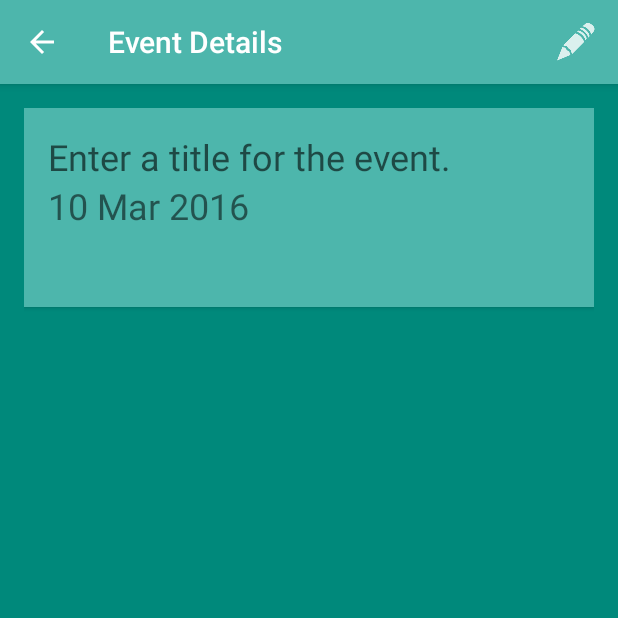
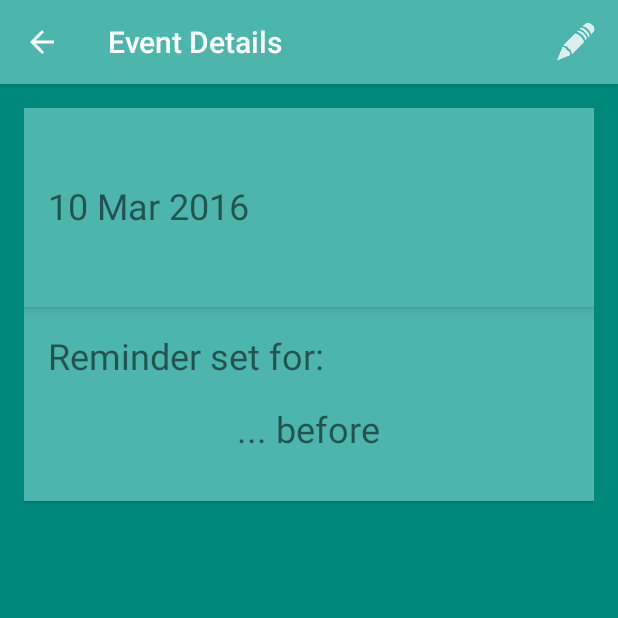
Before and after one commit to elinux88/spacetime, an Android app: the screen it shows after launch (EventActivity), after a tap on "New Event", on a phone screen of 412 x 824 dp, the top half of it. Run offline under Robolectric (Android 15) with nearby library versions, the phone set to English and light mode, and no system bars.

Commit message:
Added Reminder class

```diff
--- a/app/src/main/java/site/elioplasma/ecook/spacetimeeventreminder/Event.java
+++ b/app/src/main/java/site/elioplasma/ecook/spacetimeeventreminder/Event.java
@@ -12,6 +12,7 @@ public class Event {
     private String mTitle;
     private Date mDate;
     private String mDescription;
+    private Reminder mReminder;
 
     public Event() {
         mId = UUID.randomUUID();
@@ -45,4 +46,12 @@ public class Event {
     public void setDescription(String description) {
         mDescription = description;
     }
+
+    public Reminder getReminder() {
+        return mReminder;
+    }
+
+    public void setReminder(Reminder reminder) {
+        mReminder = reminder;
+    }
 }
--- a/app/src/main/java/site/elioplasma/ecook/spacetimeeventreminder/EventFragment.java
+++ b/app/src/main/java/site/elioplasma/ecook/spacetimeeventreminder/EventFragment.java
@@ -1,6 +1,5 @@
 package site.elioplasma.ecook.spacetimeeventreminder;
 
-import android.graphics.PorterDuff;
 import android.os.Bundle;
 import android.support.annotation.Nullable;
 import android.support.v4.app.Fragment;
@@ -13,7 +12,6 @@ import android.view.MenuInflater;
 import android.view.MenuItem;
 import android.view.View;
 import android.view.ViewGroup;
-import android.widget.EditText;
 import android.widget.TextView;
 
 import java.text.SimpleDateFormat;
@@ -27,9 +25,10 @@ public class EventFragment extends Fragment {
     private static final String ARG_EVENT_ID = "event_id";
 
     private Event mEvent;
-    private EditText mTitleField;
+    private TextView mTitleTextView;
     private TextView mDateTextView;
     private TextView mDescriptionTextView;
+    private TextView mReminderTextView;
 
     public static EventFragment newInstance(UUID eventId) {
         Bundle args = new Bundle();
@@ -55,9 +54,10 @@ public class EventFragment extends Fragment {
     public View onCreateView(LayoutInflater inflater, ViewGroup container, Bundle savedInstanceState) {
         View v = inflater.inflate(R.layout.fragment_event, container, false);
 
-        mTitleField = (EditText)v.findViewById(R.id.event_title);
-        mTitleField.setText(mEvent.getTitle());
-        mTitleField.addTextChangedListener(new TextWatcher() {
+        mTitleTextView = (TextView)v.findViewById(R.id.event_detail_title);
+        mTitleTextView.setText(mEvent.getTitle());
+        /*
+        mTitleTextView.addTextChangedListener(new TextWatcher() {
             @Override
             public void beforeTextChanged(CharSequence s, int start, int count, int after) {
                 // not used
@@ -73,15 +73,19 @@ public class EventFragment extends Fragment {
                 // not used
             }
         });
-        mTitleField.setTag(mTitleField.getKeyListener());
-        mTitleField.setKeyListener(null);
+        mTitleTextView.setTag(mTitleTextView.getKeyListener());
+        mTitleTextView.setKeyListener(null);
+        */
 
-        mDateTextView = (TextView)v.findViewById(R.id.event_date);
+        mDateTextView = (TextView)v.findViewById(R.id.event_detail_date);
         SimpleDateFormat sdf = new SimpleDateFormat("dd MMM yyyy");
         mDateTextView.setText(sdf.format(mEvent.getDate()));
 
-        mDescriptionTextView = (TextView)v.findViewById(R.id.event_description);
+        mDescriptionTextView = (TextView)v.findViewById(R.id.event_detail_description);
         mDescriptionTextView.setText(mEvent.getDescription());
+
+        mReminderTextView = (TextView)v.findViewById(R.id.event_detail_reminder);
+        mReminderTextView.setText("... before");
 
         return v;
     }
@@ -96,8 +100,8 @@ public class EventFragment extends Fragment {
     public boolean onOptionsItemSelected(MenuItem item) {
         switch(item.getItemId()) {
             case R.id.menu_item_edit_event:
-                mTitleField.setKeyListener((KeyListener) mTitleField.getTag());
-                mTitleField.setCursorVisible(true);
+                //mTitleTextView.setKeyListener((KeyListener) mTitleTextView.getTag());
+                //mTitleTextView.setCursorVisible(true);
                 return true;
             default:
                 return super.onOptionsItemSelected(item);
--- /dev/null
+++ b/app/src/main/java/site/elioplasma/ecook/spacetimeeventreminder/Reminder.java
@@ -0,0 +1,30 @@
+package site.elioplasma.ecook.spacetimeeventreminder;
+
+import java.util.Date;
+import java.util.UUID;
+
+/**
+ * Created by eli on 3/9/16.
+ */
+public class Reminder {
+
+    private UUID mId;
+    private Date mDate;
+
+    public Reminder() {
+        mId = UUID.randomUUID();
+        mDate = new Date();
+    }
+
+    public UUID getId() {
+        return mId;
+    }
+
+    public Date getDate() {
+        return mDate;
+    }
+
+    public void setDate(Date date) {
+        mDate = date;
+    }
+}
--- a/app/src/main/res/layout/fragment_event.xml
+++ b/app/src/main/res/layout/fragment_event.xml
@@ -1,5 +1,5 @@
 <?xml version="1.0" encoding="utf-8"?>
-<FrameLayout
+<RelativeLayout
     xmlns:android="http://schemas.android.com/apk/res/android"
     xmlns:tools="http://schemas.android.com/tools"
     android:layout_width="match_parent"
@@ -9,8 +9,50 @@
     >
 
     <LinearLayout
+        android:id="@+id/event_detail_top_box"
         android:layout_width="match_parent"
         android:layout_height="wrap_content"
+        android:background="@color/colorPrimary"
+        android:elevation="4dp"
+        android:orientation="vertical"
+        android:paddingBottom="@dimen/activity_vertical_margin"
+        android:paddingLeft="@dimen/activity_horizontal_margin"
+        android:paddingRight="@dimen/activity_horizontal_margin"
+        android:paddingTop="@dimen/activity_vertical_margin"
+        >
+
+        <TextView
+            android:id="@+id/event_detail_title"
+            android:layout_width="match_parent"
+            android:layout_height="wrap_content"
+            android:background="@android:color/transparent"
+            android:textSize="24sp"
+            tools:text="Astronomical Event"
+            />
+
+        <TextView
+            android:id="@+id/event_detail_date"
+            android:layout_width="match_parent"
+            android:layout_height="wrap_content"
+            android:layout_marginBottom="@dimen/activity_vertical_margin"
+            android:textSize="24sp"
+            tools:text="1 Jan 1970"
+            />
+
+        <TextView
+            android:id="@+id/event_detail_description"
+            android:layout_width="match_parent"
+            android:layout_height="wrap_content"
+            tools:text="Event description should go here"
+            />
+
+    </LinearLayout>
+
+    <LinearLayout
+        android:id="@+id/event_detail_bottom_box"
+        android:layout_width="match_parent"
+        android:layout_height="wrap_content"
+        android:layout_below="@id/event_detail_top_box"
         android:background="@color/colorPrimary"
         android:elevation="2dp"
         android:orientation="vertical"
@@ -20,31 +62,25 @@
         android:paddingTop="@dimen/activity_vertical_margin"
         >
 
-        <EditText
-            android:id="@+id/event_title"
-            android:layout_width="match_parent"
-            android:layout_height="wrap_content"
-            android:background="@android:color/transparent"
-            android:hint="@string/event_title_hint"
+        <TextView
+            android:id="@+id/event_detail_reminder_label"
+            android:layout_width="wrap_content"
+            android:layout_height="match_parent"
+            android:layout_marginBottom="@dimen/activity_vertical_margin"
+            android:text="@string/event_reminder_label"
             android:textSize="24sp"
             />
 
         <TextView
-            android:id="@+id/event_date"
-            android:layout_width="match_parent"
-            android:layout_height="wrap_content"
+            android:id="@+id/event_detail_reminder"
+            android:layout_width="wrap_content"
+            android:layout_height="match_parent"
+            android:layout_gravity="center"
             android:layout_marginBottom="@dimen/activity_vertical_margin"
             android:textSize="24sp"
-            tools:text="Event date"
-            />
-
-        <TextView
-            android:id="@+id/event_description"
-            android:layout_width="match_parent"
-            android:layout_height="wrap_content"
-            tools:text="Event description"
+            tools:text="0 days before"
             />
 
     </LinearLayout>
 
-</FrameLayout>
+</RelativeLayout>
--- a/app/src/main/res/values/strings.xml
+++ b/app/src/main/res/values/strings.xml
@@ -6,4 +6,5 @@
     <string name="event_title_hint">Enter a title for the event.</string>
     <string name="new_event">New Event</string>
     <string name="edit_event">Edit Event</string>
+    <string name="event_reminder_label">Reminder set for:</string>
 </resources>
```
